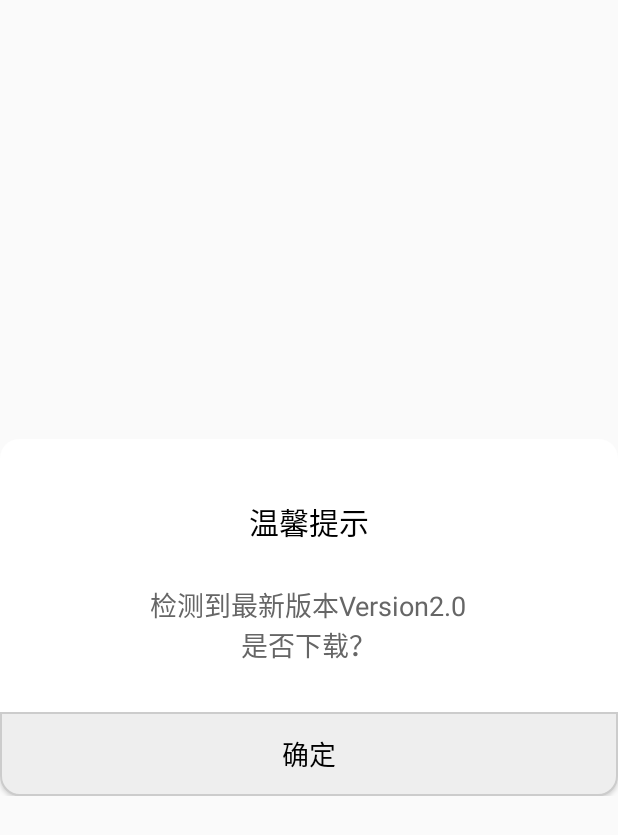
After one commit to haoliweimiao/AndroidDemo, an Android app: the layout dialog_download_ask.xml on its own in the app's theme, with its tools: preview values and no code run, on a phone screen of 412 x 824 dp. The commit adds this screen. Shown: the top 835 px of the screen. Run offline under Robolectric (Android 15) with nearby library versions, the phone set to English and light mode, and no system bars.

Commit message:
Version: 1.0.10 [+]添加BaseDialog

```diff
--- a/app/build.gradle
+++ b/app/build.gradle
@@ -8,7 +8,7 @@ android {
         minSdkVersion 19
         targetSdkVersion 28
         versionCode 1
-        versionName "1.0.9"
+        versionName "1.0.10"
         testInstrumentationRunner "android.support.test.runner.AndroidJUnitRunner"
     }
     buildTypes {
--- a/app/src/main/java/com/hlw/demo/base/ZKBaseFragmentDialogDismissLisenter.java
+++ b/app/src/main/java/com/hlw/demo/base/ZKBaseFragmentDialogDismissLisenter.java
@@ -2,7 +2,7 @@ package com.hlw.demo.base;
 
 /**
  * @author von.wu
- * ZKBaseFragmentDialog dismiss 监听
+ * ZKBaseDialogFragment dismiss 监听
  */
 public interface ZKBaseFragmentDialogDismissLisenter {
     void dialogDismiss();
--- /dev/null
+++ b/app/src/main/res/drawable/bg_btn_single_dialog_bottom_grey.xml
@@ -0,0 +1,25 @@
+<?xml version="1.0" encoding="utf-8"?>
+<selector xmlns:android="http://schemas.android.com/apk/res/android">
+
+    <item android:state_pressed="true">
+        <shape>
+            <corners android:bottomLeftRadius="12.5dp" android:bottomRightRadius="12.5dp" />
+
+            <stroke android:width="1dp" android:color="#cccccc" />
+
+            <gradient android:centerColor="#cccccc" android:endColor="#cccccc" android:startColor="#cccccc" />
+        </shape>
+    </item>
+
+    <item android:state_pressed="false">
+        <shape>
+            <corners android:bottomLeftRadius="12.5dp" android:bottomRightRadius="12.5dp" />
+
+            <stroke android:width="1dp" android:color="#cccccc" />
+
+            <gradient android:centerColor="#eeeeee" android:endColor="#eeeeee" android:startColor="#eeeeee" />
+        </shape>
+    </item>
+
+
+</selector>
--- /dev/null
+++ b/app/src/main/res/drawable/bg_dialog_white.xml
@@ -0,0 +1,9 @@
+<?xml version="1.0" encoding="utf-8"?>
+<shape xmlns:android="http://schemas.android.com/apk/res/android">
+    <corners android:radius="12.5dp" />
+
+    <gradient
+        android:centerColor="#ffffff"
+        android:endColor="#ffffff"
+        android:startColor="#ffffff" />
+</shape>
--- /dev/null
+++ b/app/src/main/res/layout/dialog_download_ask.xml
@@ -0,0 +1,47 @@
+<?xml version="1.0" encoding="utf-8"?>
+<layout>
+
+    <RelativeLayout xmlns:android="http://schemas.android.com/apk/res/android"
+        android:layout_width="match_parent"
+        android:layout_height="match_parent"
+        android:background="#00000000"
+        android:gravity="center">
+
+        <LinearLayout
+            android:layout_width="match_parent"
+            android:layout_height="wrap_content"
+            android:background="@drawable/bg_dialog_white"
+            android:orientation="vertical">
+
+            <TextView
+                android:layout_width="wrap_content"
+                android:layout_height="wrap_content"
+                android:layout_gravity="center"
+                android:layout_marginTop="40dp"
+                android:text="温馨提示"
+                android:textColor="#000000"
+                android:textSize="20sp" />
+
+            <TextView
+                android:layout_width="wrap_content"
+                android:layout_height="wrap_content"
+                android:layout_gravity="center"
+                android:layout_marginTop="27dp"
+                android:gravity="center"
+                android:text="检测到最新版本Version2.0\n是否下载？"
+                android:textColor="#666666"
+                android:textSize="18sp" />
+
+            <Button
+                android:layout_width="match_parent"
+                android:layout_height="56dp"
+                android:layout_marginTop="31.5dp"
+                android:background="@drawable/bg_btn_single_dialog_bottom_grey"
+                android:text="确定"
+                android:gravity="center"
+                android:textColor="#000000"
+                android:textSize="18sp" />
+        </LinearLayout>
+
+    </RelativeLayout>
+</layout>
```
Also changed, not shown: app/src/main/java/com/hlw/demo/activity/LoadingDialogShowActivity.java (+9 -14 lines), app/src/main/java/com/hlw/demo/base/BaseDialog.java (+46 -134 lines), app/src/main/java/com/hlw/demo/base/ZKBaseDialogFragment.java (renamed from app/src/main/java/com/hlw/demo/base/ZKBaseFragmentDialog.java, +25 -13 lines), app/src/main/java/com/hlw/demo/dialog/DownloadAskDialog.java (added, +44 -0 lines), app/src/main/java/com/hlw/demo/dialog/LoadingDialogFragment.java (renamed from app/src/main/java/com/hlw/demo/dialog/LoadingDialog.java, +4 -4 lines), app/src/main/res/layout/activity_loading_dialog.xml (+7 -6 lines), 1 other file.
